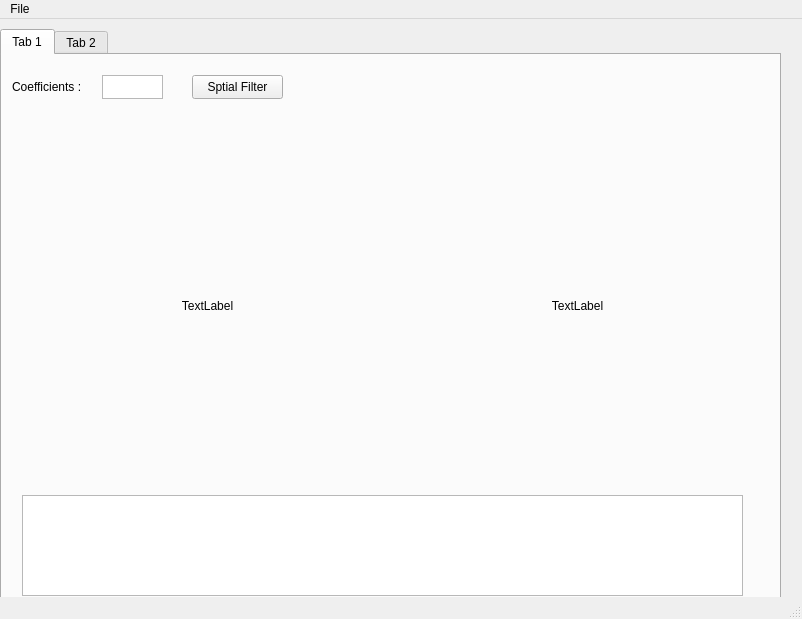
WesleyCh3n/Img-Processing, file HW03/myui.ui: the form before one commit.
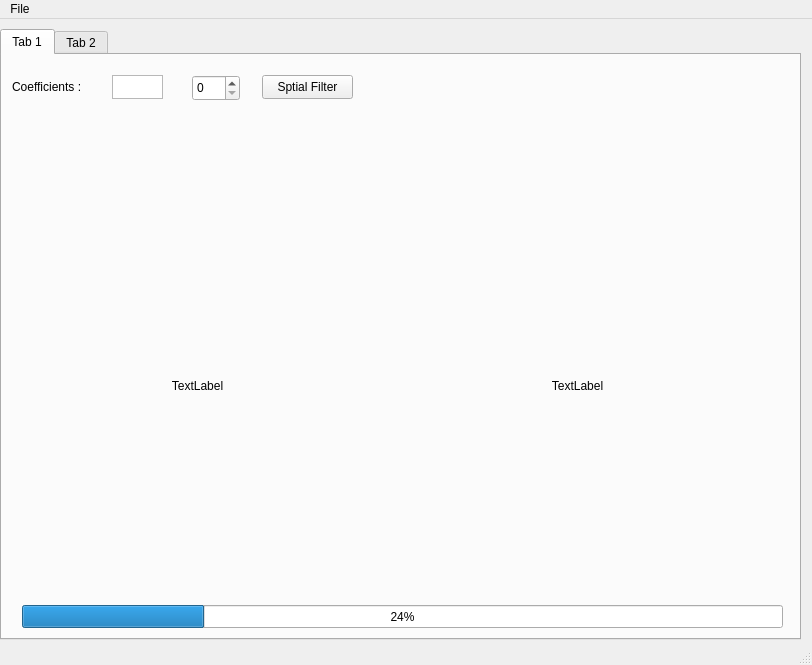
The form after the commit.

Patch:
```diff
--- a/HW03/myui.ui
+++ b/HW03/myui.ui
@@ -6,8 +6,8 @@
    <rect>
     <x>0</x>
     <y>0</y>
-    <width>802</width>
-    <height>619</height>
+    <width>812</width>
+    <height>665</height>
    </rect>
   </property>
   <property name="windowTitle">
@@ -19,8 +19,8 @@
      <rect>
       <x>0</x>
       <y>10</y>
-      <width>781</width>
-      <height>571</height>
+      <width>801</width>
+      <height>611</height>
      </rect>
     </property>
     <property name="currentIndex">
@@ -33,8 +33,8 @@
      <widget class="QLabel" name="imgLb">
       <property name="geometry">
        <rect>
-        <x>30</x>
-        <y>70</y>
+        <x>20</x>
+        <y>150</y>
         <width>351</width>
         <height>361</height>
        </rect>
@@ -50,7 +50,7 @@
       <property name="geometry">
        <rect>
         <x>400</x>
-        <y>70</y>
+        <y>150</y>
         <width>351</width>
         <height>361</height>
        </rect>
@@ -65,7 +65,7 @@
      <widget class="QPushButton" name="sfLb">
       <property name="geometry">
        <rect>
-        <x>190</x>
+        <x>260</x>
         <y>20</y>
         <width>91</width>
         <height>24</height>
@@ -78,9 +78,9 @@
      <widget class="QTextEdit" name="textE">
       <property name="geometry">
        <rect>
-        <x>100</x>
+        <x>110</x>
         <y>20</y>
-        <width>61</width>
+        <width>51</width>
         <height>24</height>
        </rect>
       </property>
@@ -96,7 +96,7 @@
        <rect>
         <x>10</x>
         <y>24</y>
-        <width>81</width>
+        <width>91</width>
         <height>16</height>
        </rect>
       </property>
@@ -104,15 +104,28 @@
        <string>Coefficients :</string>
       </property>
      </widget>
-     <widget class="QTextBrowser" name="textB">
+     <widget class="QSpinBox" name="sizesB">
+      <property name="geometry">
+       <rect>
+        <x>190</x>
+        <y>20</y>
+        <width>48</width>
+        <height>26</height>
+       </rect>
+      </property>
+     </widget>
+     <widget class="QProgressBar" name="proB">
       <property name="geometry">
        <rect>
         <x>20</x>
-        <y>440</y>
-        <width>721</width>
-        <height>101</height>
+        <y>550</y>
+        <width>761</width>
+        <height>23</height>
        </rect>
       </property>
+      <property name="value">
+       <number>24</number>
+      </property>
      </widget>
     </widget>
     <widget class="QWidget" name="tab_2">
@@ -137,7 +150,7 @@
     <rect>
      <x>0</x>
      <y>0</y>
-     <width>802</width>
+     <width>812</width>
      <height>22</height>
     </rect>
    </property>
```
